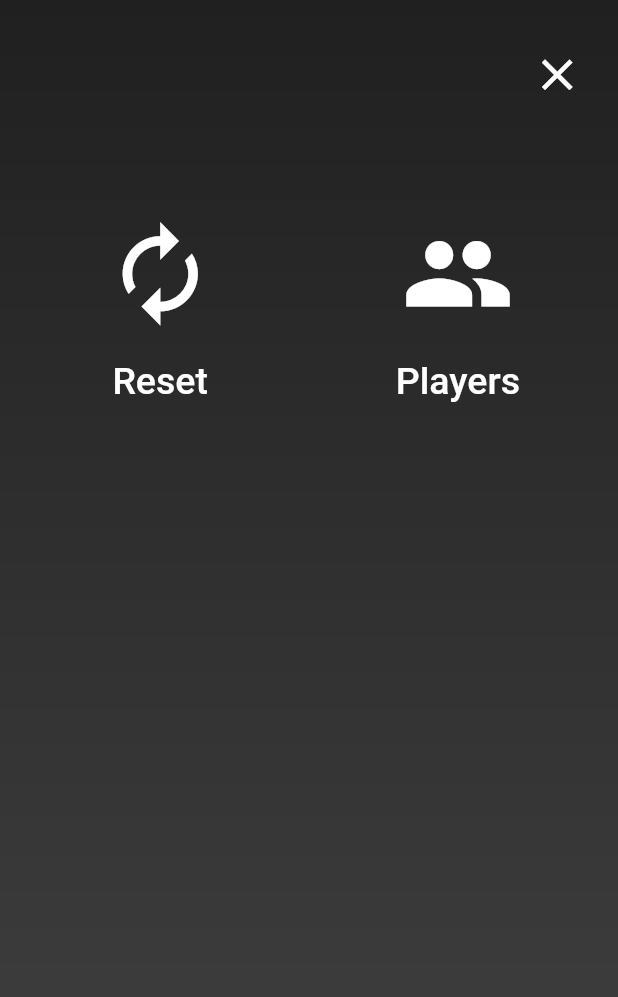
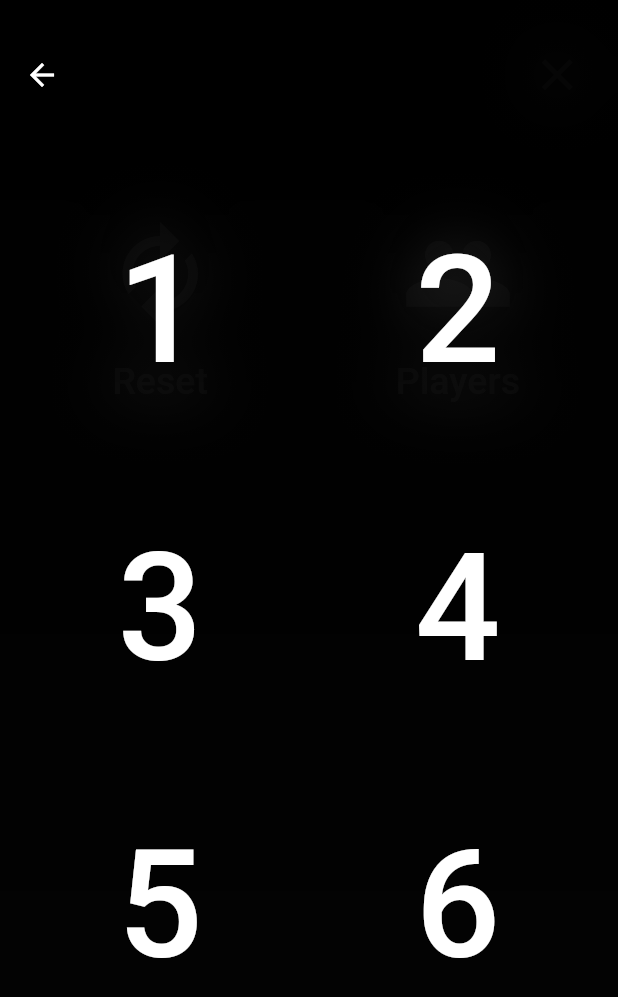
Before and after one commit to silverlightning926/Lifely, a Flutter app: the SettingsScreen screen opened by its route, after a tap on "Players", on a phone screen of 412 x 824 dp. Shown: the top 997 px of the screen. Run offline on Flutter 3.47's test engine with Material 2 defaults, Android fonts, the phone set to English and light mode, and no system bars.

Commit message:
Added Player Amount Screen

```diff
--- /dev/null
+++ b/lib/screens/player_amount_screen.dart
@@ -0,0 +1,122 @@
+import 'dart:ui';
+
+import 'package:flutter/material.dart';
+
+class PlayerAmountScreen extends StatelessWidget {
+  const PlayerAmountScreen({Key? key}) : super(key: key);
+
+  @override
+  Widget build(BuildContext context) {
+    return BackdropFilter(
+      filter: ImageFilter.blur(sigmaX: 20.0, sigmaY: 20.0),
+      child: Container(
+        decoration: const BoxDecoration(
+          gradient: LinearGradient(
+            begin: Alignment.topCenter,
+            end: Alignment.bottomCenter,
+            colors: [
+              Color(0xDF000000),
+              Color(0xBD000000),
+            ],
+          ),
+        ),
+        child: Scaffold(
+          backgroundColor: Colors.transparent,
+          appBar: AppBar(
+            toolbarHeight: 100,
+            automaticallyImplyLeading: true,
+            backgroundColor: Colors.transparent,
+            elevation: 0,
+            centerTitle: true,
+          ),
+          body: GridView.count(
+            mainAxisSpacing: 5.0,
+            crossAxisSpacing: 5.0,
+            padding: const EdgeInsets.all(10.0),
+            crossAxisCount: 2,
+            children: [
+              MaterialButton(
+                onPressed: () {
+                  Navigator.of(context)
+                      .pushNamedAndRemoveUntil('/one', (route) => false);
+                },
+                child: const Text(
+                  "1",
+                  style: TextStyle(
+                    fontSize: 100,
+                    fontWeight: FontWeight.w500,
+                  ),
+                ),
+              ),
+              MaterialButton(
+                onPressed: () {
+                  Navigator.of(context)
+                      .pushNamedAndRemoveUntil('/two', (route) => false);
+                },
+                child: const Text(
+                  "2",
+                  style: TextStyle(
+                    fontSize: 100,
+                    fontWeight: FontWeight.w500,
+                  ),
+                ),
+              ),
+              MaterialButton(
+                onPressed: () {
+                  Navigator.of(context)
+                      .pushNamedAndRemoveUntil('/three', (route) => false);
+                },
+                child: const Text(
+                  "3",
+                  style: TextStyle(
+                    fontSize: 100,
+                    fontWeight: FontWeight.w500,
+                  ),
+                ),
+              ),
+              MaterialButton(
+                onPressed: () {
+                  Navigator.of(context)
+                      .pushNamedAndRemoveUntil('/four', (route) => false);
+                },
+                child: const Text(
+                  "4",
+                  style: TextStyle(
+                    fontSize: 100,
+                    fontWeight: FontWeight.w500,
+                  ),
+                ),
+              ),
+              MaterialButton(
+                onPressed: () {
+                  Navigator.of(context)
+                      .pushNamedAndRemoveUntil('/five', (route) => false);
+                },
+                child: const Text(
+                  "5",
+                  style: TextStyle(
+                    fontSize: 100,
+                    fontWeight: FontWeight.w500,
+                  ),
+                ),
+              ),
+              MaterialButton(
+                onPressed: () {
+                  Navigator.of(context)
+                      .pushNamedAndRemoveUntil('/six', (route) => false);
+                },
+                child: const Text(
+                  "6",
+                  style: TextStyle(
+                    fontSize: 100,
+                    fontWeight: FontWeight.w500,
+                  ),
+                ),
+              ),
+            ],
+          ),
+        ),
+      ),
+    );
+  }
+}
--- a/lib/screens/settings_screen.dart
+++ b/lib/screens/settings_screen.dart
@@ -1,6 +1,7 @@
 import 'dart:ui';
 
 import 'package:flutter/material.dart';
+import 'package:lifely/screens/player_amount_screen.dart';
 
 class SettingsScreen extends StatelessWidget {
   const SettingsScreen({Key? key, this.resetRoute}) : super(key: key);
@@ -77,7 +78,36 @@ class SettingsScreen extends StatelessWidget {
                 ),
               ),
               MaterialButton(
-                onPressed: () {},
+                onPressed: () {
+                  Navigator.of(context).push(
+                    PageRouteBuilder(
+                      opaque: false,
+                      barrierDismissible: false,
+                      transitionDuration: const Duration(milliseconds: 150),
+                      reverseTransitionDuration:
+                          const Duration(milliseconds: 150),
+                      pageBuilder: (context, animation, secondaryAnimation) =>
+                          const PlayerAmountScreen(),
+                      transitionsBuilder:
+                          (context, animation, secondaryAnimation, child) {
+                        const begin = Offset(0.0, 1.0);
+                        const end = Offset.zero;
+                        const curve = Curves.ease;
+
+                        final tween = Tween(begin: begin, end: end);
+                        final curvedAnimation = CurvedAnimation(
+                          parent: animation,
+                          curve: curve,
+                        );
+
+                        return SlideTransition(
+                          position: tween.animate(curvedAnimation),
+                          child: child,
+                        );
+                      },
+                    ),
+                  );
+                },
                 child: Column(
                   mainAxisAlignment: MainAxisAlignment.center,
                   children: const [
```
